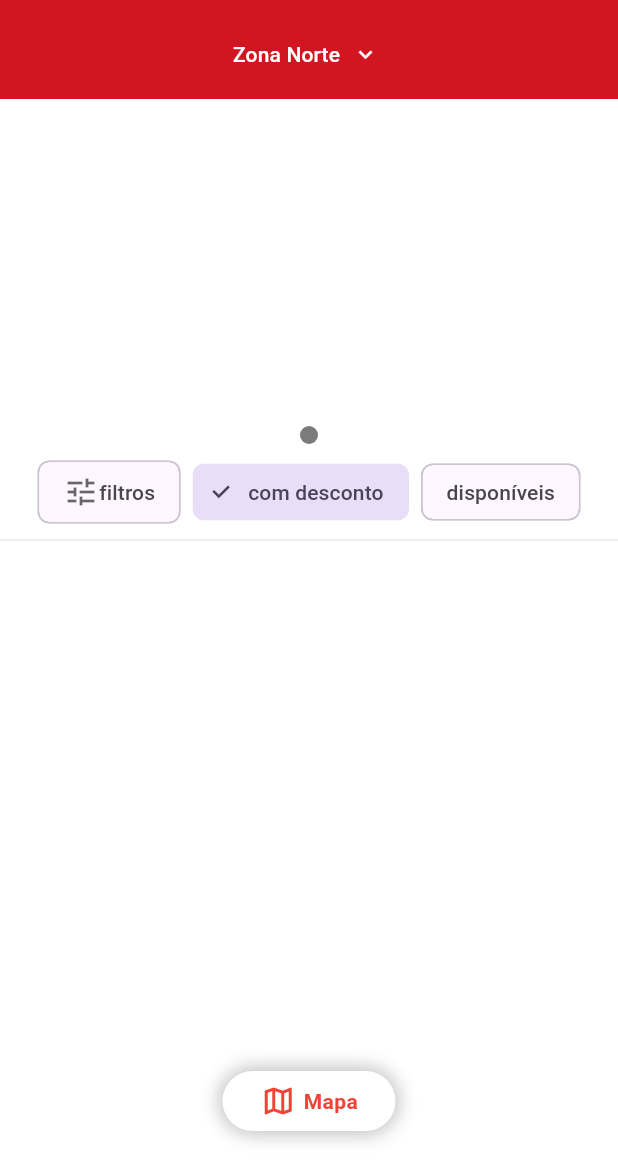
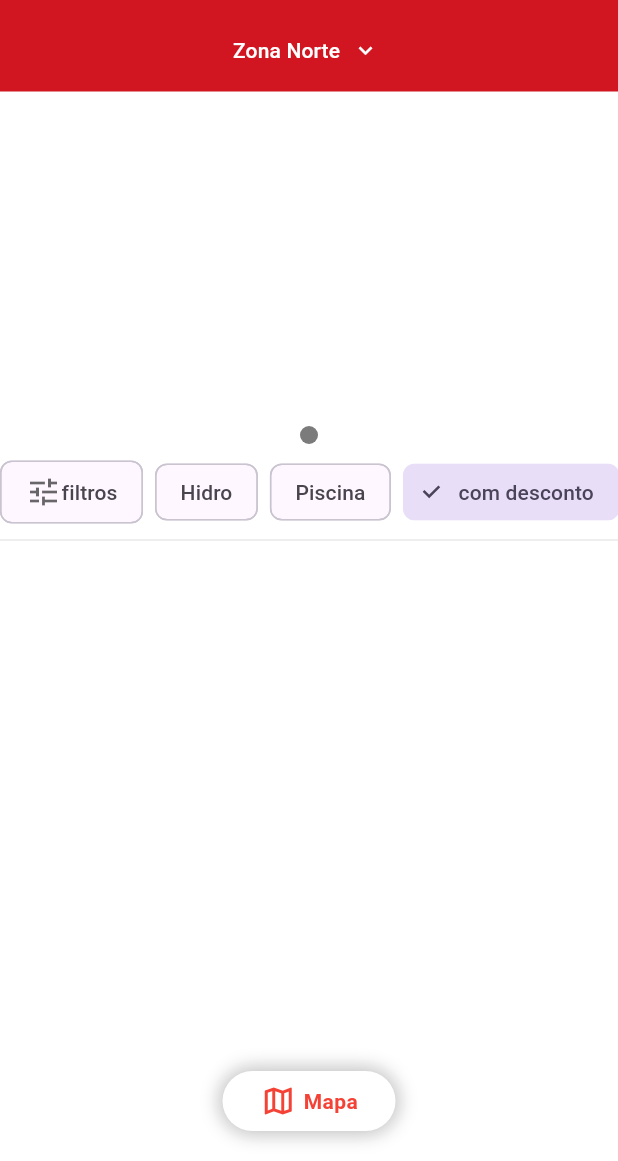
Before and after one commit to DevDaleee/TechTest-GuiaMoteis, a Flutter app: the HomePage screen opened by its route, after a tap on "com desconto", on a phone screen of 412 x 824 dp, the part 75-1236 px from its top. Run offline on Flutter 3.47's test engine with Material 3 defaults, Android fonts, the phone set to English and light mode, and no system bars; drawn by our look-alikes of carousel_slider; our stand-ins replace flutter_svg; missing offline and left inert: animated_emoji; network calls fail.

Commit message:
feat(filtering): implement advanced suite filtering and UI updates
- Add filtering logic for suites based on availability, discounts, and amenities
- Update HotelCard to apply filters at the suite level
- Modify HomePage to include new filter chips for Hidro and Piscina
- Refactor applyFilter method to use more efficient filtering logic
- Update named routes to pass MotelServices to HomePage
- Add mockito package for testing and implement initial unit tests

```diff
--- a/lib/src/home/home_page.dart
+++ b/lib/src/home/home_page.dart
@@ -9,7 +9,8 @@ import 'package:techtest_guia_motel/src/home/components/location_filter.dart';
 import 'package:techtest_guia_motel/src/home/components/promo_card.dart';
 
 class HomePage extends StatefulWidget {
-  const HomePage({super.key});
+  final MotelServices motelServices;
+  const HomePage({super.key, required this.motelServices});
 
   @override
   HomePageState createState() => HomePageState();
@@ -66,19 +67,32 @@ class HomePageState extends State<HomePage> {
   void applyFilter(String filter) {
     List<MotelModel> tempList = [];
 
-    if (filter == "com desconto") {
-      tempList = motelsWithDiscount ?? [];
-    } else if (filter == "disponíveis") {
-      tempList = motels.where((motel) {
-        return motel.suites != null &&
-            motel.suites!.isNotEmpty &&
-            motel.suites!
-                .any((suite) => suite.quantity != null && suite.quantity! > 0);
-      }).toList();
-    } else {
-      tempList = List.from(motels);
-    }
+    tempList = motels.where((motel) {
+      if (motel.suites == null || motel.suites!.isEmpty) return false;
 
+      switch (filter) {
+        case 'com desconto':
+          return motel.suites!.any((suite) => suite.periods!.any(
+              (period) => period.discount != null && period.discount! > 0));
+
+        case 'disponíveis':
+          return motel.suites!
+              .any((suite) => suite.quantity != null && suite.quantity! > 0);
+
+        case 'hidro':
+          return motel.suites!.any((suite) => suite.categoryItems!.any(
+              (category) => category.name!.toLowerCase().contains('hidro')));
+
+        case 'piscina':
+          return motel.suites!.any((suite) => suite.categoryItems!.any(
+              (category) => category.name!.toLowerCase().contains('piscina')));
+
+        default:
+          return true;
+      }
+    }).toList();
+    debugPrint(filteredMotels.length.toString());
+    debugPrint(selectedFilter);
     setState(() {
       selectedFilter = filter;
       filteredMotels = tempList;
@@ -193,6 +207,16 @@ class HomePageState extends State<HomePage> {
                                   onSelected: (_) {},
                                 ),
                                 FilterChip(
+                                  label: Text("Hidro"),
+                                  selected: selectedFilter == 'hidro',
+                                  onSelected: (_) => applyFilter("hidro"),
+                                ),
+                                FilterChip(
+                                  label: Text("Piscina"),
+                                  selected: selectedFilter == 'piscina',
+                                  onSelected: (_) => applyFilter("piscina"),
+                                ),
+                                FilterChip(
                                   label: Text("com desconto"),
                                   selected: selectedFilter == 'com desconto',
                                   onSelected: (_) =>
@@ -241,7 +265,7 @@ class HomePageState extends State<HomePage> {
             top: 0,
             child: Container(
               width: MediaQuery.of(context).size.width,
-              height: 60,
+              height: 55,
               color: Color(0xFFd11621),
               child: LocationFilter(),
             ),
--- a/lib/src/named_routes.dart
+++ b/lib/src/named_routes.dart
@@ -1,6 +1,9 @@
 import 'package:flutter/material.dart';
+import 'package:techtest_guia_motel/services/moteis.dart';
 import 'package:techtest_guia_motel/src/home/home_page.dart';
 
 final Map<String, Widget Function(BuildContext)> namedRoutes = {
-  '/home': (context) => const HomePage(),
+  '/home': (context) => HomePage(
+        motelServices: MotelServices(),
+      ),
 };
--- a/pubspec.yaml
+++ b/pubspec.yaml
@@ -41,6 +41,7 @@ dependencies:
   carousel_slider: ^5.0.0
   intl: ^0.20.2
   font_awesome_flutter: ^10.8.0
+  mockito: ^5.4.5
 
 
 dev_dependencies:
```
Also changed, not shown: lib/src/home/components/hotel_card.dart (+35 -9 lines), pubspec.lock, 1 other file.
